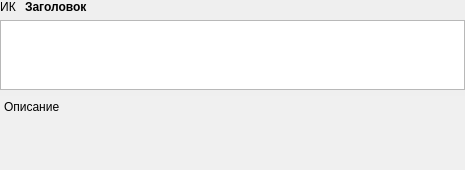
Before: the Qt Designer form designer/forms/formlongtext.ui in Artemako/auto-exec-doc, drawn with Qt 5.
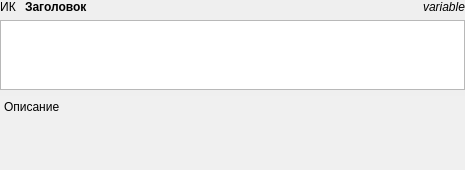
After: the same form once the commit is applied.

What changed in the file:
```diff
--- a/designer/forms/formlongtext.ui
+++ b/designer/forms/formlongtext.ui
@@ -39,7 +39,7 @@
     <number>0</number>
    </property>
    <item>
-    <layout class="QHBoxLayout" name="hl" stretch="0,1">
+    <layout class="QHBoxLayout" name="hl" stretch="0,1,0">
      <property name="spacing">
       <number>9</number>
      </property>
@@ -81,6 +81,13 @@
        </property>
       </widget>
      </item>
+     <item>
+      <widget class="QLabel" name="label_variable">
+       <property name="text">
+        <string>&lt;html&gt;&lt;head/&gt;&lt;body&gt;&lt;p&gt;&lt;span style=&quot; font-style:italic;&quot;&gt;variable&lt;/span&gt;&lt;/p&gt;&lt;/body&gt;&lt;/html&gt;</string>
+       </property>
+      </widget>
+     </item>
     </layout>
    </item>
    <item>
```
